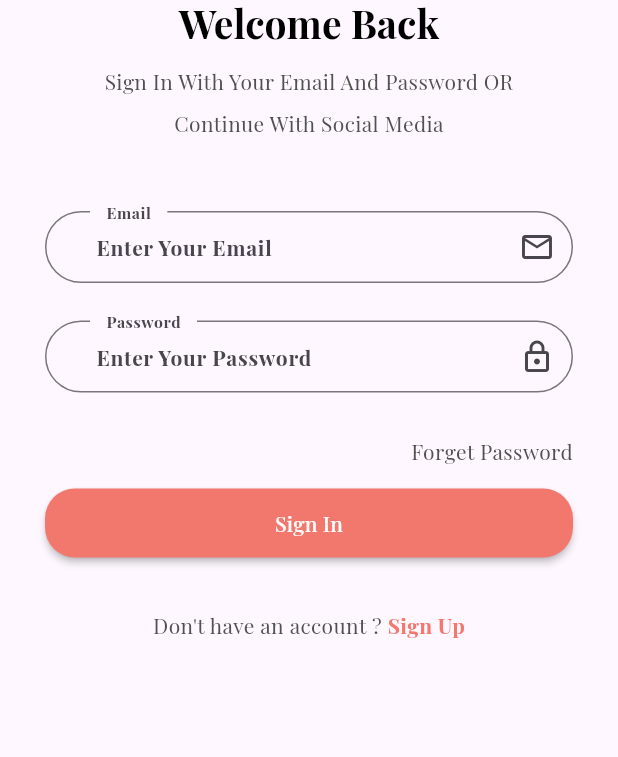
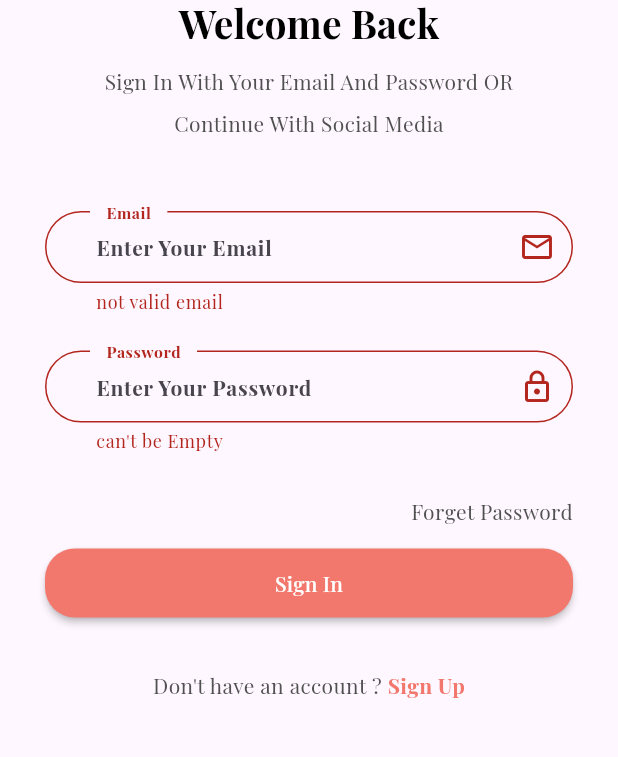
Before and after one commit to Assil28/K_mandi-, a Flutter app: the Login screen opened by its route, after a tap on "Sign In", on a phone screen of 412 x 824 dp, the part 362-1119 px from its top. Run offline on Flutter 3.47's test engine with Material 3 defaults, Android fonts, the phone set to English and light mode, and no system bars; our stand-ins replace flutter_otp_text_field, get, shared_preferences; accounts and stored records are empty; project files that could hold a hidden picture were left out.

Commit message:
validator login form

```diff
--- a/lib/controller/auth/login_controller.dart
+++ b/lib/controller/auth/login_controller.dart
@@ -9,11 +9,20 @@ abstract class LoginController extends GetxController {
 }
 
 class LoginControllerImp extends LoginController {
+GlobalKey <FormState> formstate = GlobalKey<FormState>();
+
   late TextEditingController email;
   late TextEditingController password;
 
   @override
-  login() {}
+  login() {
+    var formdata = formstate.currentState;
+    if(formdata!.validate()){
+        print("valid");
+    }else{
+      print("not valid");
+    }
+  }
 
   @override
   goToSignUp() {
--- /dev/null
+++ b/lib/core/functions/validinput.dart
@@ -0,0 +1,33 @@
+import 'package:get/get_utils/get_utils.dart';
+
+validInput(String val, int min, int max, String type) {
+  if (type == "username") {
+    if (!GetUtils.isUsername(val)) {
+      return "not valid username";
+    }
+  }
+
+  if (type == "email") {
+    if (!GetUtils.isEmail(val)) {
+      return "not valid email";
+    }
+  }
+
+  if (type == "phone") {
+    if (!GetUtils.isPhoneNumber(val)) {
+      return "not valid phone number";
+    }
+  }
+
+  if (val.isEmpty) {
+    return "can't be Empty";
+  }
+
+  if (val.length < min) {
+    return "can't be less than $min";
+  }
+
+  if (val.length > max) {
+    return "can't be more than $max";
+  }
+}
--- a/lib/view/screen/auth/checkemail.dart
+++ b/lib/view/screen/auth/checkemail.dart
@@ -44,6 +44,9 @@ class CheckEmail extends StatelessWidget {
 
 
               CustomTextFormAuth(
+                valid: (val){
+
+                },
                 hinttext: "6".tr, labeltext: "4".tr,
                 icondata: Icons.email_outlined,
                 mycontroller:controller.email
--- a/lib/view/screen/auth/forgetpassword/fogetpassword.dart
+++ b/lib/view/screen/auth/forgetpassword/fogetpassword.dart
@@ -47,6 +47,9 @@ class ForgetPassword extends StatelessWidget {
 
 
               CustomTextFormAuth(
+                valid: (val){
+
+                },
                 hinttext: "6".tr, labeltext: "4".tr,
                 icondata: Icons.email_outlined,
                 mycontroller:controller.email
--- a/lib/view/screen/auth/forgetpassword/resetpassword.dart
+++ b/lib/view/screen/auth/forgetpassword/resetpassword.dart
@@ -50,12 +50,18 @@ class ResetPassword extends StatelessWidget {
               // ),
 
              CustomTextFormAuth(
+              valid: (val){
+
+                },
                 hinttext: "28".tr, labeltext: "5".tr,
                 icondata: Icons.lock_outlined,
                 mycontroller:controller.password
               ),
 
               CustomTextFormAuth(
+                valid: (val){
+
+                },
                 hinttext: "29".tr, labeltext: "5".tr,
                 icondata: Icons.lock_outlined,
                 mycontroller:controller.password
--- a/lib/view/screen/auth/login.dart
+++ b/lib/view/screen/auth/login.dart
@@ -1,8 +1,8 @@
-import 'package:dartz/dartz.dart';
 import 'package:flutter/material.dart';
 import 'package:get/get.dart';
 import 'package:k_mandi/controller/auth/login_controller.dart';
 import 'package:k_mandi/core/constant/color.dart';
+import 'package:k_mandi/core/functions/validinput.dart';
 import 'package:k_mandi/view/widget/auth/custombuttonauth.dart';
 import 'package:k_mandi/view/widget/auth/customtextbodyauth.dart';
 import 'package:k_mandi/view/widget/auth/customtextformauth.dart';
@@ -28,6 +28,8 @@ class Login extends StatelessWidget {
         ),
         body: Container(
           padding: const EdgeInsets.symmetric(vertical: 15, horizontal: 30),
+          child: Form(
+            key:  controller.formstate,
             child: ListView(
               children: [
                 const LogoAuth(),
@@ -44,12 +46,18 @@ class Login extends StatelessWidget {
                   height: 45,
                 ),
                 CustomTextFormAuth(
+                  valid: (val) {
+                    return validInput(val!, 5, 100, "email");
+                  },
                   hinttext: "6".tr,
                   labeltext: "4".tr,
                   icondata: Icons.email_outlined,
                   mycontroller: controller.email,
                 ),
                 CustomTextFormAuth(
+                    valid: (val) {
+                      return validInput(val!, 5, 30, "password");
+                    },
                     hinttext: "7".tr,
                     labeltext: "5".tr,
                     icondata: Icons.lock_outlined,
@@ -63,7 +71,9 @@ class Login extends StatelessWidget {
                     textAlign: TextAlign.end,
                   ),
                 ),
-              CustomButtonAuth(text: "9".tr, onPressed: () {}),
+                CustomButtonAuth(text: "9".tr, onPressed: () {
+                  controller.login();
+                }),
                 const SizedBox(
                   height: 30,
                 ),
@@ -75,6 +85,7 @@ class Login extends StatelessWidget {
                     })
               ],
             ),
+          ),
         ));
   }
 }
--- a/lib/view/screen/auth/signup.dart
+++ b/lib/view/screen/auth/signup.dart
@@ -44,23 +44,35 @@ class SignUp extends StatelessWidget {
                 height: 45,
               ),
               CustomTextFormAuth(
+                valid: (val){
+
+                },
                 hinttext: "13".tr, labeltext: "12".tr,
                 icondata: Icons.person_outlined,
                 mycontroller:controller.username
               ),
 
               CustomTextFormAuth(
+                valid: (val){
+
+                },
                 hinttext: "6".tr, labeltext: "4".tr,
                 icondata: Icons.email_outlined,
                 mycontroller:controller.email
               ),
 
               CustomTextFormAuth(
+                valid: (val){
+
+                },
                 hinttext: "15".tr, labeltext: "14".tr,
                 icondata: Icons.phone_outlined,
                 mycontroller:controller.phone
               ),
               CustomTextFormAuth(
+                valid: (val){
+
+                },
                 hinttext: "7".tr, labeltext: "5".tr,
                 icondata: Icons.lock_outlined,
                 mycontroller:controller.password
--- a/lib/view/widget/auth/customtextformauth.dart
+++ b/lib/view/widget/auth/customtextformauth.dart
@@ -7,12 +7,15 @@ class CustomTextFormAuth extends StatelessWidget {
   final IconData icondata;
  final TextEditingController mycontroller;
 
+ final String? Function(String?) valid;
+
   const CustomTextFormAuth(
       {super.key,
       required this.hinttext,
       required this.labeltext,
       required this.icondata,
-     required this.mycontroller
+     required this.mycontroller,
+     required this.valid
       });
 
   @override
@@ -20,6 +23,7 @@ class CustomTextFormAuth extends StatelessWidget {
     return Container(
       margin: const EdgeInsets.only(bottom: 25),
       child: TextFormField(
+        validator: valid,
         controller: mycontroller,
         decoration: InputDecoration(
           hintText: hinttext,
```
Lines whose indentation alone changed are shown as unchanged.
